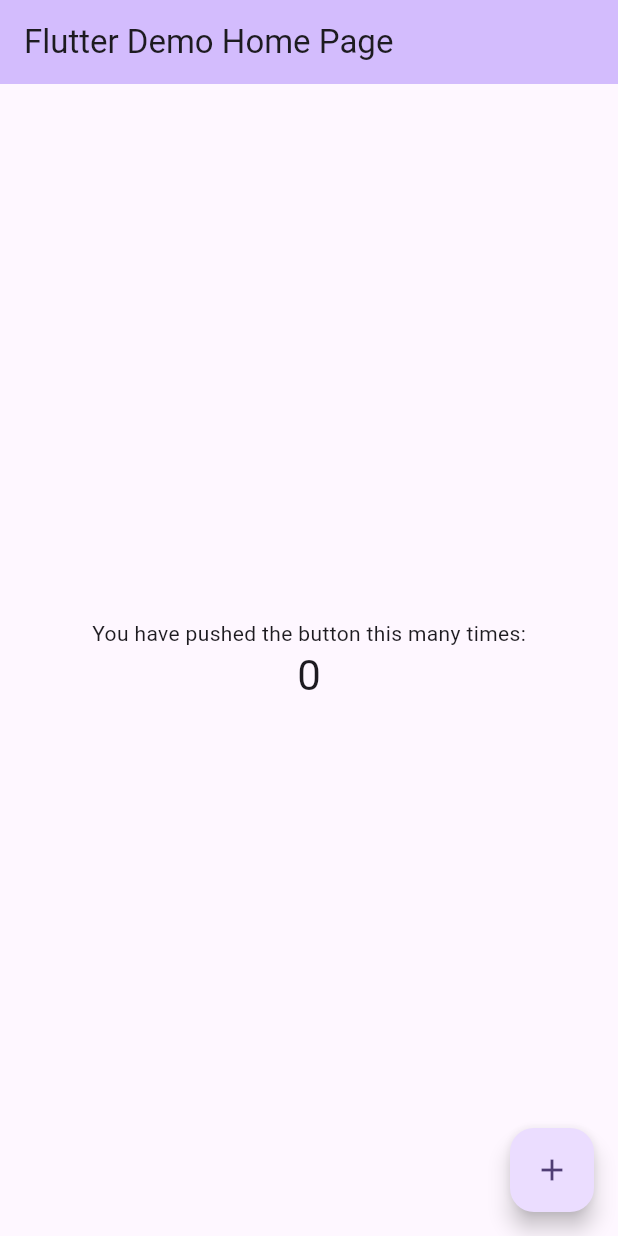
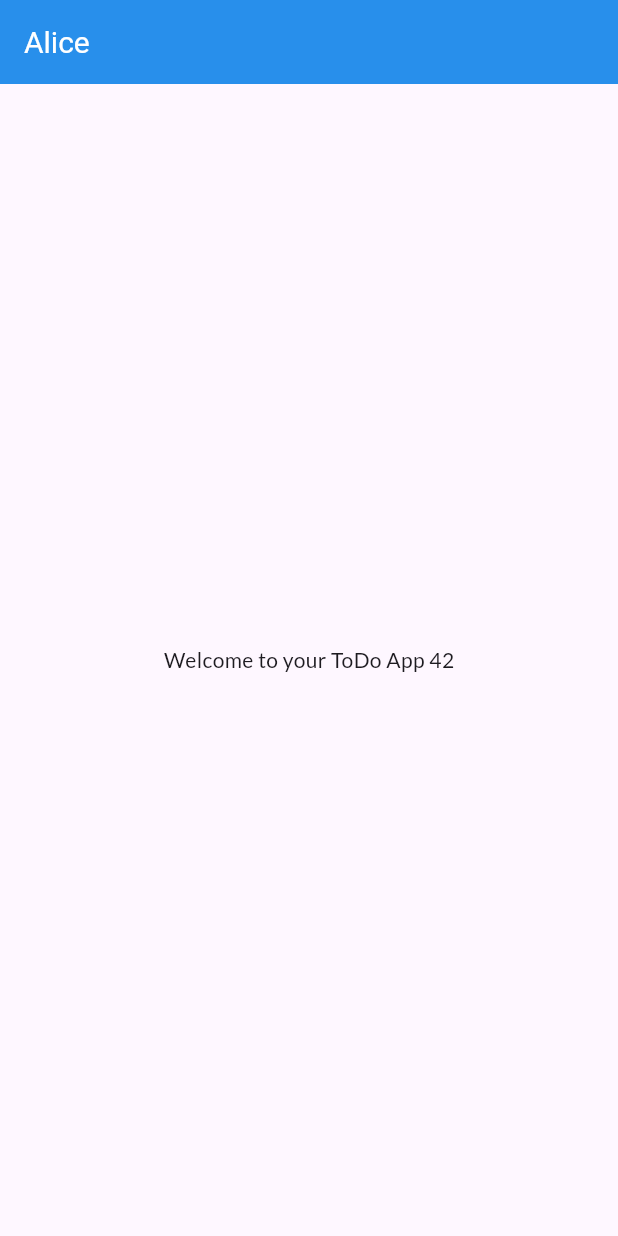
Before and after one commit to SoftEngAliijaz/todo_app_riverpod, a Flutter app: the screen it shows after launch, on a phone screen of 412 x 824 dp. Run offline on Flutter 3.47's test engine with Material 3 defaults, Android fonts, the phone set to English and light mode, and no system bars; our stand-ins replace flutter_riverpod, google_fonts.

Commit message:
Add initial app structure with Riverpod integration and utility classes

```diff
--- /dev/null
+++ b/lib/constants/app_colors.dart
@@ -0,0 +1 @@
+class AppColors {}
--- /dev/null
+++ b/lib/constants/app_utils.dart
@@ -0,0 +1 @@
+class AppUtils {}
--- a/lib/main.dart
+++ b/lib/main.dart
@@ -1,4 +1,7 @@
 import 'package:flutter/material.dart';
+import 'package:flutter_riverpod/flutter_riverpod.dart';
+import 'package:google_fonts/google_fonts.dart';
+import 'package:todo_app_riverpod/providers/simple_provider.dart';
 
 void main() {
   runApp(const MyApp());
@@ -7,119 +10,24 @@ void main() {
 class MyApp extends StatelessWidget {
   const MyApp({super.key});
 
-  // This widget is the root of your application.
   @override
   Widget build(BuildContext context) {
-    return MaterialApp(
-      title: 'Flutter Demo',
-      theme: ThemeData(
-        // This is the theme of your application.
-        //
-        // TRY THIS: Try running your application with "flutter run". You'll see
-        // the application has a purple toolbar. Then, without quitting the app,
-        // try changing the seedColor in the colorScheme below to Colors.green
-        // and then invoke "hot reload" (save your changes or press the "hot
-        // reload" button in a Flutter-supported IDE, or press "r" if you used
-        // the command line to start the app).
-        //
-        // Notice that the counter didn't reset back to zero; the application
-        // state is not lost during the reload. To reset the state, use hot
-        // restart instead.
-        //
-        // This works for code too, not just values: Most code changes can be
-        // tested with just a hot reload.
-        colorScheme: ColorScheme.fromSeed(seedColor: Colors.deepPurple),
-        useMaterial3: true,
+    return ProviderScope(
+      child: MaterialApp(
+        title: 'ToDo App Rivderpod',
+        debugShowCheckedModeBanner: false,
+        theme: ThemeData(
+          primarySwatch: Colors.blue,
+          useMaterial3: true,
+          appBarTheme: AppBarTheme(
+              color: Colors.blue,
+              elevation: 5.0,
+              iconTheme: IconThemeData(color: Colors.white),
+              titleTextStyle: TextStyle(color: Colors.white, fontSize: 20.0)),
+          textTheme: GoogleFonts.latoTextTheme(Theme.of(context).textTheme),
+        ),
+        home: SimpleProviderScreen(),
       ),
-      home: const MyHomePage(title: 'Flutter Demo Home Page'),
     );
   }
 }
-
-class MyHomePage extends StatefulWidget {
-  const MyHomePage({super.key, required this.title});
-
-  // This widget is the home page of your application. It is stateful, meaning
-  // that it has a State object (defined below) that contains fields that affect
-  // how it looks.
-
-  // This class is the configuration for the state. It holds the values (in this
-  // case the title) provided by the parent (in this case the App widget) and
-  // used by the build method of the State. Fields in a Widget subclass are
-  // always marked "final".
-
-  final String title;
-
-  @override
-  State<MyHomePage> createState() => _MyHomePageState();
-}
-
-class _MyHomePageState extends State<MyHomePage> {
-  int _counter = 0;
-
-  void _incrementCounter() {
-    setState(() {
-      // This call to setState tells the Flutter framework that something has
-      // changed in this State, which causes it to rerun the build method below
-      // so that the display can reflect the updated values. If we changed
-      // _counter without calling setState(), then the build method would not be
-      // called again, and so nothing would appear to happen.
-      _counter++;
-    });
-  }
-
-  @override
-  Widget build(BuildContext context) {
-    // This method is rerun every time setState is called, for instance as done
-    // by the _incrementCounter method above.
-    //
-    // The Flutter framework has been optimized to make rerunning build methods
-    // fast, so that you can just rebuild anything that needs updating rather
-    // than having to individually change instances of widgets.
-    return Scaffold(
-      appBar: AppBar(
-        // TRY THIS: Try changing the color here to a specific color (to
-        // Colors.amber, perhaps?) and trigger a hot reload to see the AppBar
-        // change color while the other colors stay the same.
-        backgroundColor: Theme.of(context).colorScheme.inversePrimary,
-        // Here we take the value from the MyHomePage object that was created by
-        // the App.build method, and use it to set our appbar title.
-        title: Text(widget.title),
-      ),
-      body: Center(
-        // Center is a layout widget. It takes a single child and positions it
-        // in the middle of the parent.
-        child: Column(
-          // Column is also a layout widget. It takes a list of children and
-          // arranges them vertically. By default, it sizes itself to fit its
-          // children horizontally, and tries to be as tall as its parent.
-          //
-          // Column has various properties to control how it sizes itself and
-          // how it positions its children. Here we use mainAxisAlignment to
-          // center the children vertically; the main axis here is the vertical
-          // axis because Columns are vertical (the cross axis would be
-          // horizontal).
-          //
-          // TRY THIS: Invoke "debug painting" (choose the "Toggle Debug Paint"
-          // action in the IDE, or press "p" in the console), to see the
-          // wireframe for each widget.
-          mainAxisAlignment: MainAxisAlignment.center,
-          children: <Widget>[
-            const Text(
-              'You have pushed the button this many times:',
-            ),
-            Text(
-              '$_counter',
-              style: Theme.of(context).textTheme.headlineMedium,
-            ),
-          ],
-        ),
-      ),
-      floatingActionButton: FloatingActionButton(
-        onPressed: _incrementCounter,
-        tooltip: 'Increment',
-        child: const Icon(Icons.add),
-      ), // This trailing comma makes auto-formatting nicer for build methods.
-    );
-  }
-}
--- /dev/null
+++ b/lib/providers/simple_provider.dart
@@ -0,0 +1,41 @@
+import 'package:flutter/material.dart';
+import 'package:flutter_riverpod/flutter_riverpod.dart';
+
+final showMessageProvider = Provider<String>((ref) {
+  return 'Welcome to your ToDo App';
+});
+
+final showUserNameProvider = Provider<String>((ref) => 'Alice');
+
+final showValueProvider = Provider<int>((ref) => 42);
+
+class SimpleProviderScreen extends ConsumerStatefulWidget {
+  const SimpleProviderScreen({super.key});
+
+  @override
+  ConsumerState<SimpleProviderScreen> createState() =>
+      _SimpleProviderScreenState();
+}
+
+class _SimpleProviderScreenState extends ConsumerState<SimpleProviderScreen> {
+  @override
+  Widget build(BuildContext context) {
+    final username = ref.watch(showUserNameProvider);
+    final value = ref.watch(showValueProvider);
+    final message = ref.watch(showMessageProvider);
+
+    return Scaffold(
+      appBar: AppBar(
+        title: Text(username),
+      ),
+      body: Center(
+        child: Column(
+          mainAxisAlignment: MainAxisAlignment.center,
+          children: [
+            Text('$message $value'),
+          ],
+        ),
+      ),
+    );
+  }
+}
--- a/pubspec.yaml
+++ b/pubspec.yaml
@@ -34,6 +34,9 @@ dependencies:
   # The following adds the Cupertino Icons font to your application.
   # Use with the CupertinoIcons class for iOS style icons.
   cupertino_icons: ^1.0.8
+  flutter_riverpod: ^2.6.1
+  riverpod: ^2.6.1
+  google_fonts: ^6.2.1
 
 dev_dependencies:
   flutter_test:
```
Also changed, not shown: lib/screens/home_screen.dart (added, +16 -0 lines), lib/widgets/app_widgets.dart (added, +21 -0 lines), pubspec.lock, 1 other file.
